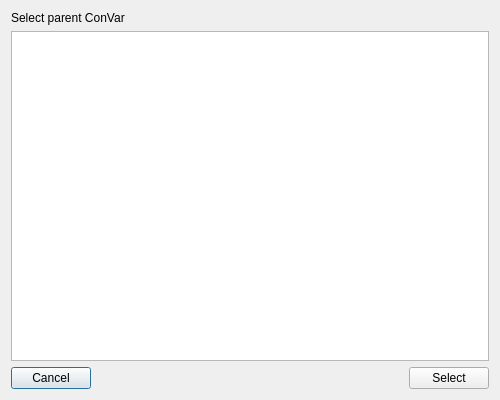
First picture: the form in ui/configconvardialog.ui, repository metootem/TF2-Dedicated-Server-Manager, before the edit.
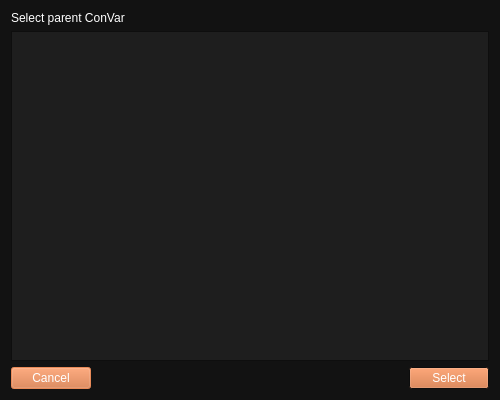
Second picture: the form after the edit. Icons and pictures are not drawn.

Commit message: Added app icon and main palette to widgets

Patch:
```diff
--- a/ui/configconvardialog.ui
+++ b/ui/configconvardialog.ui
@@ -10,6 +10,331 @@
     <height>400</height>
    </rect>
   </property>
+  <property name="palette">
+   <palette>
+    <active>
+     <colorrole role="WindowText">
+      <brush brushstyle="SolidPattern">
+       <color alpha="255">
+        <red>255</red>
+        <green>255</green>
+        <blue>255</blue>
+       </color>
+      </brush>
+     </colorrole>
+     <colorrole role="Button">
+      <brush brushstyle="SolidPattern">
+       <color alpha="255">
+        <red>207</red>
+        <green>106</green>
+        <blue>50</blue>
+       </color>
+      </brush>
+     </colorrole>
+     <colorrole role="Dark">
+      <brush brushstyle="SolidPattern">
+       <color alpha="255">
+        <red>92</red>
+        <green>92</green>
+        <blue>92</blue>
+       </color>
+      </brush>
+     </colorrole>
+     <colorrole role="Mid">
+      <brush brushstyle="SolidPattern">
+       <color alpha="255">
+        <red>127</red>
+        <green>127</green>
+        <blue>127</blue>
+       </color>
+      </brush>
+     </colorrole>
+     <colorrole role="Text">
+      <brush brushstyle="SolidPattern">
+       <color alpha="255">
+        <red>255</red>
+        <green>255</green>
+        <blue>255</blue>
+       </color>
+      </brush>
+     </colorrole>
+     <colorrole role="ButtonText">
+      <brush brushstyle="SolidPattern">
+       <color alpha="255">
+        <red>255</red>
+        <green>255</green>
+        <blue>255</blue>
+       </color>
+      </brush>
+     </colorrole>
+     <colorrole role="Base">
+      <brush brushstyle="SolidPattern">
+       <color alpha="255">
+        <red>30</red>
+        <green>30</green>
+        <blue>30</blue>
+       </color>
+      </brush>
+     </colorrole>
+     <colorrole role="Window">
+      <brush brushstyle="SolidPattern">
+       <color alpha="255">
+        <red>18</red>
+        <green>18</green>
+        <blue>18</blue>
+       </color>
+      </brush>
+     </colorrole>
+     <colorrole role="Highlight">
+      <brush brushstyle="SolidPattern">
+       <color alpha="255">
+        <red>207</red>
+        <green>106</green>
+        <blue>50</blue>
+       </color>
+      </brush>
+     </colorrole>
+     <colorrole role="LinkVisited">
+      <brush brushstyle="SolidPattern">
+       <color alpha="255">
+        <red>255</red>
+        <green>158</green>
+        <blue>105</blue>
+       </color>
+      </brush>
+     </colorrole>
+     <colorrole role="AlternateBase">
+      <brush brushstyle="SolidPattern">
+       <color alpha="255">
+        <red>45</red>
+        <green>45</green>
+        <blue>45</blue>
+       </color>
+      </brush>
+     </colorrole>
+     <colorrole role="ToolTipBase">
+      <brush brushstyle="SolidPattern">
+       <color alpha="255">
+        <red>97</red>
+        <green>97</green>
+        <blue>97</blue>
+       </color>
+      </brush>
+     </colorrole>
+    </active>
+    <inactive>
+     <colorrole role="WindowText">
+      <brush brushstyle="SolidPattern">
+       <color alpha="255">
+        <red>255</red>
+        <green>255</green>
+        <blue>255</blue>
+       </color>
+      </brush>
+     </colorrole>
+     <colorrole role="Button">
+      <brush brushstyle="SolidPattern">
+       <color alpha="255">
+        <red>207</red>
+        <green>106</green>
+        <blue>50</blue>
+       </color>
+      </brush>
+     </colorrole>
+     <colorrole role="Dark">
+      <brush brushstyle="SolidPattern">
+       <color alpha="255">
+        <red>92</red>
+        <green>92</green>
+        <blue>92</blue>
+       </color>
+      </brush>
+     </colorrole>
+     <colorrole role="Mid">
+      <brush brushstyle="SolidPattern">
+       <color alpha="255">
+        <red>127</red>
+        <green>127</green>
+        <blue>127</blue>
+       </color>
+      </brush>
+     </colorrole>
+     <colorrole role="Text">
+      <brush brushstyle="SolidPattern">
+       <color alpha="255">
+        <red>255</red>
+        <green>255</green>
+        <blue>255</blue>
+       </color>
+      </brush>
+     </colorrole>
+     <colorrole role="ButtonText">
+      <brush brushstyle="SolidPattern">
+       <color alpha="255">
+        <red>255</red>
+        <green>255</green>
+        <blue>255</blue>
+       </color>
+      </brush>
+     </colorrole>
+     <colorrole role="Base">
+      <brush brushstyle="SolidPattern">
+       <color alpha="255">
+        <red>30</red>
+        <green>30</green>
+        <blue>30</blue>
+       </color>
+      </brush>
+     </colorrole>
+     <colorrole role="Window">
+      <brush brushstyle="SolidPattern">
+       <color alpha="255">
+        <red>18</red>
+        <green>18</green>
+        <blue>18</blue>
+       </color>
+      </brush>
+     </colorrole>
+     <colorrole role="Highlight">
+      <brush brushstyle="SolidPattern">
+       <color alpha="255">
+        <red>207</red>
+        <green>106</green>
+        <blue>50</blue>
+       </color>
+      </brush>
+     </colorrole>
+     <colorrole role="LinkVisited">
+      <brush brushstyle="SolidPattern">
+       <color alpha="255">
+        <red>255</red>
+        <green>158</green>
+        <blue>105</blue>
+       </color>
+      </brush>
+     </colorrole>
+     <colorrole role="AlternateBase">
+      <brush brushstyle="SolidPattern">
+       <color alpha="255">
+        <red>45</red>
+        <green>45</green>
+        <blue>45</blue>
+       </color>
+      </brush>
+     </colorrole>
+     <colorrole role="ToolTipBase">
+      <brush brushstyle="SolidPattern">
+       <color alpha="255">
+        <red>97</red>
+        <green>97</green>
+        <blue>97</blue>
+       </color>
+      </brush>
+     </colorrole>
+    </inactive>
+    <disabled>
+     <colorrole role="WindowText">
+      <brush brushstyle="SolidPattern">
+       <color alpha="255">
+        <red>92</red>
+        <green>92</green>
+        <blue>92</blue>
+       </color>
+      </brush>
+     </colorrole>
+     <colorrole role="Button">
+      <brush brushstyle="SolidPattern">
+       <color alpha="255">
+        <red>207</red>
+        <green>106</green>
+        <blue>50</blue>
+       </color>
+      </brush>
+     </colorrole>
+     <colorrole role="Dark">
+      <brush brushstyle="SolidPattern">
+       <color alpha="255">
+        <red>92</red>
+        <green>92</green>
+        <blue>92</blue>
+       </color>
+      </brush>
+     </colorrole>
+     <colorrole role="Mid">
+      <brush brushstyle="SolidPattern">
+       <color alpha="255">
+        <red>127</red>
+        <green>127</green>
+        <blue>127</blue>
+       </color>
+      </brush>
+     </colorrole>
+     <colorrole role="Text">
+      <brush brushstyle="SolidPattern">
+       <color alpha="255">
+        <red>92</red>
+        <green>92</green>
+        <blue>92</blue>
+       </color>
+      </brush>
+     </colorrole>
+     <colorrole role="ButtonText">
+      <brush brushstyle="SolidPattern">
+       <color alpha="255">
+        <red>92</red>
+        <green>92</green>
+        <blue>92</blue>
+       </color>
+      </brush>
+     </colorrole>
+     <colorrole role="Base">
+      <brush brushstyle="SolidPattern">
+       <color alpha="255">
+        <red>18</red>
+        <green>18</green>
+        <blue>18</blue>
+       </color>
+      </brush>
+     </colorrole>
+     <colorrole role="Window">
+      <brush brushstyle="SolidPattern">
+       <color alpha="255">
+        <red>18</red>
+        <green>18</green>
+        <blue>18</blue>
+       </color>
+      </brush>
+     </colorrole>
+     <colorrole role="LinkVisited">
+      <brush brushstyle="SolidPattern">
+       <color alpha="255">
+        <red>255</red>
+        <green>158</green>
+        <blue>105</blue>
+       </color>
+      </brush>
+     </colorrole>
+     <colorrole role="AlternateBase">
+      <brush brushstyle="SolidPattern">
+       <color alpha="255">
+        <red>45</red>
+        <green>45</green>
+        <blue>45</blue>
+       </color>
+      </brush>
+     </colorrole>
+     <colorrole role="ToolTipBase">
+      <brush brushstyle="SolidPattern">
+       <color alpha="255">
+        <red>97</red>
+        <green>97</green>
+        <blue>97</blue>
+       </color>
+      </brush>
+     </colorrole>
+    </disabled>
+   </palette>
+  </property>
   <property name="windowTitle">
    <string>Dialog</string>
   </property>
@@ -20,13 +345,664 @@
   <layout class="QVBoxLayout" name="verticalLayout">
    <item>
     <widget class="QLabel" name="label">
+     <property name="palette">
+      <palette>
+       <active>
+        <colorrole role="WindowText">
+         <brush brushstyle="SolidPattern">
+          <color alpha="255">
+           <red>255</red>
+           <green>255</green>
+           <blue>255</blue>
+          </color>
+         </brush>
+        </colorrole>
+        <colorrole role="Button">
+         <brush brushstyle="SolidPattern">
+          <color alpha="255">
+           <red>207</red>
+           <green>106</green>
+           <blue>50</blue>
+          </color>
+         </brush>
+        </colorrole>
+        <colorrole role="Dark">
+         <brush brushstyle="SolidPattern">
+          <color alpha="255">
+           <red>92</red>
+           <green>92</green>
+           <blue>92</blue>
+          </color>
+         </brush>
+        </colorrole>
+        <colorrole role="Mid">
+         <brush brushstyle="SolidPattern">
+          <color alpha="255">
+           <red>127</red>
+           <green>127</green>
+           <blue>127</blue>
+          </color>
+         </brush>
+        </colorrole>
+        <colorrole role="Text">
+         <brush brushstyle="SolidPattern">
+          <color alpha="255">
+           <red>255</red>
+           <green>255</green>
+           <blue>255</blue>
+          </color>
+         </brush>
+        </colorrole>
+        <colorrole role="ButtonText">
+         <brush brushstyle="SolidPattern">
+          <color alpha="255">
+           <red>255</red>
+           <green>255</green>
+           <blue>255</blue>
+          </color>
+         </brush>
+        </colorrole>
+        <colorrole role="Base">
+         <brush brushstyle="SolidPattern">
+          <color alpha="255">
+           <red>30</red>
+           <green>30</green>
+           <blue>30</blue>
+          </color>
+         </brush>
+        </colorrole>
+        <colorrole role="Window">
+         <brush brushstyle="SolidPattern">
+          <color alpha="255">
+           <red>18</red>
+           <green>18</green>
+           <blue>18</blue>
+          </color>
+         </brush>
+        </colorrole>
+        <colorrole role="Highlight">
+         <brush brushstyle="SolidPattern">
+          <color alpha="255">
+           <red>207</red>
+           <green>106</green>
+           <blue>50</blue>
+          </color>
+         </brush>
+        </colorrole>
+        <colorrole role="LinkVisited">
+         <brush brushstyle="SolidPattern">
+          <color alpha="255">
+           <red>255</red>
+           <green>158</green>
+           <blue>105</blue>
+          </color>
+         </brush>
+        </colorrole>
+        <colorrole role="AlternateBase">
+         <brush brushstyle="SolidPattern">
+          <color alpha="255">
+           <red>45</red>
+           <green>45</green>
+           <blue>45</blue>
+          </color>
+         </brush>
+        </colorrole>
+        <colorrole role="ToolTipBase">
+         <brush brushstyle="SolidPattern">
+          <color alpha="255">
+           <red>97</red>
+           <green>97</green>
+           <blue>97</blue>
+          </color>
+         </brush>
+        </colorrole>
+       </active>
+       <inactive>
+        <colorrole role="WindowText">
+         <brush brushstyle="SolidPattern">
+          <color alpha="255">
+           <red>255</red>
+           <green>255</green>
+           <blue>255</blue>
+          </color>
+         </brush>
+        </colorrole>
+        <colorrole role="Button">
+         <brush brushstyle="SolidPattern">
+          <color alpha="255">
+           <red>207</red>
+           <green>106</green>
+           <blue>50</blue>
+          </color>
+         </brush>
+        </colorrole>
+        <colorrole role="Dark">
+         <brush brushstyle="SolidPattern">
+          <color alpha="255">
+           <red>92</red>
+           <green>92</green>
+           <blue>92</blue>
+          </color>
+         </brush>
+        </colorrole>
+        <colorrole role="Mid">
+         <brush brushstyle="SolidPattern">
+          <color alpha="255">
+           <red>127</red>
+           <green>127</green>
+           <blue>127</blue>
+          </color>
+         </brush>
+        </colorrole>
+        <colorrole role="Text">
+         <brush brushstyle="SolidPattern">
+          <color alpha="255">
+           <red>255</red>
+           <green>255</green>
+           <blue>255</blue>
+          </color>
+         </brush>
+        </colorrole>
+        <colorrole role="ButtonText">
+         <brush brushstyle="SolidPattern">
+          <color alpha="255">
+           <red>255</red>
+           <green>255</green>
+           <blue>255</blue>
+          </color>
+         </brush>
+        </colorrole>
+        <colorrole role="Base">
+         <brush brushstyle="SolidPattern">
+          <color alpha="255">
+           <red>30</red>
+           <green>30</green>
+           <blue>30</blue>
+          </color>
+         </brush>
+        </colorrole>
+        <colorrole role="Window">
+         <brush brushstyle="SolidPattern">
+          <color alpha="255">
+           <red>18</red>
+           <green>18</green>
+           <blue>18</blue>
+          </color>
+         </brush>
+        </colorrole>
+        <colorrole role="Highlight">
+         <brush brushstyle="SolidPattern">
+          <color alpha="255">
+           <red>207</red>
+           <green>106</green>
+           <blue>50</blue>
+          </color>
+         </brush>
+        </colorrole>
+        <colorrole role="LinkVisited">
+         <brush brushstyle="SolidPattern">
+          <color alpha="255">
+           <red>255</red>
+           <green>158</green>
+           <blue>105</blue>
+          </color>
+         </brush>
+        </colorrole>
+        <colorrole role="AlternateBase">
+         <brush brushstyle="SolidPattern">
+          <color alpha="255">
+           <red>45</red>
+           <green>45</green>
+           <blue>45</blue>
+          </color>
+         </brush>
+        </colorrole>
+        <colorrole role="ToolTipBase">
+         <brush brushstyle="SolidPattern">
+          <color alpha="255">
+           <red>97</red>
+           <green>97</green>
+           <blue>97</blue>
+          </color>
+         </brush>
+        </colorrole>
+       </inactive>
+       <disabled>
+        <colorrole role="WindowText">
+         <brush brushstyle="SolidPattern">
+          <color alpha="255">
+           <red>92</red>
+           <green>92</green>
+           <blue>92</blue>
+          </color>
+         </brush>
+        </colorrole>
+        <colorrole role="Button">
+         <brush brushstyle="SolidPattern">
+          <color alpha="255">
+           <red>207</red>
+           <green>106</green>
+           <blue>50</blue>
+          </color>
+         </brush>
+        </colorrole>
+        <colorrole role="Dark">
+         <brush brushstyle="SolidPattern">
+          <color alpha="255">
+           <red>92</red>
+           <green>92</green>
+           <blue>92</blue>
+          </color>
+         </brush>
+        </colorrole>
+        <colorrole role="Mid">
+         <brush brushstyle="SolidPattern">
+          <color alpha="255">
+           <red>127</red>
+           <green>127</green>
+           <blue>127</blue>
+          </color>
+         </brush>
+        </colorrole>
+        <colorrole role="Text">
+         <brush brushstyle="SolidPattern">
+          <color alpha="255">
+           <red>92</red>
+           <green>92</green>
+           <blue>92</blue>
+          </color>
+         </brush>
+        </colorrole>
+        <colorrole role="ButtonText">
+         <brush brushstyle="SolidPattern">
+          <color alpha="255">
+           <red>92</red>
+           <green>92</green>
+           <blue>92</blue>
+          </color>
+         </brush>
+        </colorrole>
+        <colorrole role="Base">
+         <brush brushstyle="SolidPattern">
+          <color alpha="255">
+           <red>18</red>
+           <green>18</green>
+           <blue>18</blue>
+          </color>
+         </brush>
+        </colorrole>
+        <colorrole role="Window">
+         <brush brushstyle="SolidPattern">
+          <color alpha="255">
+           <red>18</red>
+           <green>18</green>
+           <blue>18</blue>
+          </color>
+         </brush>
+        </colorrole>
+        <colorrole role="LinkVisited">
+         <brush brushstyle="SolidPattern">
+          <color alpha="255">
+           <red>255</red>
+           <green>158</green>
+           <blue>105</blue>
+          </color>
+         </brush>
+        </colorrole>
+        <colorrole role="AlternateBase">
+         <brush brushstyle="SolidPattern">
+          <color alpha="255">
+           <red>45</red>
+           <green>45</green>
+           <blue>45</blue>
+          </color>
+         </brush>
+        </colorrole>
+        <colorrole role="ToolTipBase">
+         <brush brushstyle="SolidPattern">
+          <color alpha="255">
+           <red>97</red>
+           <green>97</green>
+           <blue>97</blue>
+          </color>
+         </brush>
+        </colorrole>
+       </disabled>
+      </palette>
+     </property>
      <property name="text">
       <string>Select parent ConVar</string>
      </property>
     </widget>
    </item>
    <item>
-    <widget class="QListWidget" name="listParentConVars"/>
+    <widget class="QListWidget" name="listParentConVars">
+     <property name="palette">
+      <palette>
+       <active>
+        <colorrole role="WindowText">
+         <brush brushstyle="SolidPattern">
+          <color alpha="255">
+           <red>255</red>
+           <green>255</green>
+           <blue>255</blue>
+          </color>
+         </brush>
+        </colorrole>
+        <colorrole role="Button">
+         <brush brushstyle="SolidPattern">
+          <color alpha="255">
+           <red>207</red>
+           <green>106</green>
+           <blue>50</blue>
+          </color>
+         </brush>
+        </colorrole>
+        <colorrole role="Dark">
+         <brush brushstyle="SolidPattern">
+          <color alpha="255">
+           <red>92</red>
+           <green>92</green>
+           <blue>92</blue>
+          </color>
+         </brush>
+        </colorrole>
+        <colorrole role="Mid">
+         <brush brushstyle="SolidPattern">
+          <color alpha="255">
+           <red>127</red>
+           <green>127</green>
+           <blue>127</blue>
+          </color>
+         </brush>
+        </colorrole>
+        <colorrole role="Text">
+         <brush brushstyle="SolidPattern">
+          <color alpha="255">
+           <red>255</red>
+           <green>255</green>
+           <blue>255</blue>
+          </color>
+         </brush>
+        </colorrole>
+        <colorrole role="ButtonText">
+         <brush brushstyle="SolidPattern">
+          <color alpha="255">
+           <red>255</red>
+           <green>255</green>
+           <blue>255</blue>
+          </color>
+         </brush>
+        </colorrole>
+        <colorrole role="Base">
+         <brush brushstyle="SolidPattern">
+          <color alpha="255">
+           <red>30</red>
+           <green>30</green>
+           <blue>30</blue>
+          </color>
+         </brush>
+        </colorrole>
+        <colorrole role="Window">
+         <brush brushstyle="SolidPattern">
+          <color alpha="255">
+           <red>18</red>
+           <green>18</green>
+           <blue>18</blue>
+          </color>
+         </brush>
+        </colorrole>
+        <colorrole role="Highlight">
+         <brush brushstyle="SolidPattern">
+          <color alpha="255">
+           <red>207</red>
+           <green>106</green>
+           <blue>50</blue>
+          </color>
+         </brush>
+        </colorrole>
+        <colorrole role="LinkVisited">
+         <brush brushstyle="SolidPattern">
+          <color alpha="255">
+           <red>255</red>
+           <green>158</green>
+           <blue>105</blue>
+          </color>
+         </brush>
+        </colorrole>
+        <colorrole role="AlternateBase">
+         <brush brushstyle="SolidPattern">
+          <color alpha="255">
+           <red>45</red>
+           <green>45</green>
+           <blue>45</blue>
+          </color>
+         </brush>
+        </colorrole>
+        <colorrole role="ToolTipBase">
+         <brush brushstyle="SolidPattern">
+          <color alpha="255">
+           <red>97</red>
+           <green>97</green>
+           <blue>97</blue>
+          </color>
+         </brush>
+        </colorrole>
+       </active>
+       <inactive>
+        <colorrole role="WindowText">
+         <brush brushstyle="SolidPattern">
+          <color alpha="255">
+           <red>255</red>
+           <green>255</green>
+           <blue>255</blue>
+          </color>
+         </brush>
+        </colorrole>
+        <colorrole role="Button">
+         <brush brushstyle="SolidPattern">
+          <color alpha="255">
+           <red>207</red>
+           <green>106</green>
+           <blue>50</blue>
+          </color>
+         </brush>
+        </colorrole>
+        <colorrole role="Dark">
+         <brush brushstyle="SolidPattern">
+          <color alpha="255">
+           <red>92</red>
+           <green>92</green>
+           <blue>92</blue>
+          </color>
+         </brush>
+        </colorrole>
+        <colorrole role="Mid">
+         <brush brushstyle="SolidPattern">
+          <color alpha="255">
+           <red>127</red>
+           <green>127</green>
+           <blue>127</blue>
+          </color>
+         </brush>
+        </colorrole>
+        <colorrole role="Text">
+         <brush brushstyle="SolidPattern">
+          <color alpha="255">
+           <red>255</red>
+           <green>255</green>
+           <blue>255</blue>
+          </color>
+         </brush>
+        </colorrole>
+        <colorrole role="ButtonText">
+         <brush brushstyle="SolidPattern">
+          <color alpha="255">
+           <red>255</red>
+           <green>255</green>
+           <blue>255</blue>
+          </color>
+         </brush>
+        </colorrole>
+        <colorrole role="Base">
+         <brush brushstyle="SolidPattern">
+          <color alpha="255">
+           <red>30</red>
+           <green>30</green>
+           <blue>30</blue>
+          </color>
+         </brush>
+        </colorrole>
+        <colorrole role="Window">
+         <brush brushstyle="SolidPattern">
+          <color alpha="255">
+           <red>18</red>
+           <green>18</green>
+           <blue>18</blue>
+          </color>
+         </brush>
+        </colorrole>
+        <colorrole role="Highlight">
+         <brush brushstyle="SolidPattern">
+          <color alpha="255">
+           <red>207</red>
+           <green>106</green>
+           <blue>50</blue>
+          </color>
+         </brush>
+        </colorrole>
+        <colorrole role="LinkVisited">
+         <brush brushstyle="SolidPattern">
+          <color alpha="255">
+           <red>255</red>
+           <green>158</green>
+           <blue>105</blue>
+          </color>
+         </brush>
+        </colorrole>
+        <colorrole role="AlternateBase">
+         <brush brushstyle="SolidPattern">
+          <color alpha="255">
+           <red>45</red>
+           <green>45</green>
+           <blue>45</blue>
+          </color>
+         </brush>
+        </colorrole>
+        <colorrole role="ToolTipBase">
+         <brush brushstyle="SolidPattern">
+          <color alpha="255">
+           <red>97</red>
+           <green>97</green>
+           <blue>97</blue>
+          </color>
+         </brush>
+        </colorrole>
+       </inactive>
+       <disabled>
+        <colorrole role="WindowText">
+         <brush brushstyle="SolidPattern">
+          <color alpha="255">
+           <red>92</red>
+           <green>92</green>
+           <blue>92</blue>
+          </color>
+         </brush>
+        </colorrole>
+        <colorrole role="Button">
+         <brush brushstyle="SolidPattern">
+          <color alpha="255">
+           <red>207</red>
+           <green>106</green>
+           <blue>50</blue>
+          </color>
+         </brush>
+        </colorrole>
+        <colorrole role="Dark">
+         <brush brushstyle="SolidPattern">
+          <color alpha="255">
+           <red>92</red>
+           <green>92</green>
+           <blue>92</blue>
+          </color>
+         </brush>
+        </colorrole>
+        <colorrole role="Mid">
+         <brush brushstyle="SolidPattern">
+          <color alpha="255">
+           <red>127</red>
+           <green>127</green>
+           <blue>127</blue>
+          </color>
+         </brush>
+        </colorrole>
+        <colorrole role="Text">
+         <brush brushstyle="SolidPattern">
+          <color alpha="255">
+           <red>92</red>
+           <green>92</green>
+           <blue>92</blue>
+          </color>
+         </brush>
+        </colorrole>
+        <colorrole role="ButtonText">
+         <brush brushstyle="SolidPattern">
+          <color alpha="255">
+           <red>92</red>
+           <green>92</green>
+           <blue>92</blue>
+          </color>
+         </brush>
+        </colorrole>
+        <colorrole role="Base">
+         <brush brushstyle="SolidPattern">
+          <color alpha="255">
+           <red>18</red>
+           <green>18</green>
+           <blue>18</blue>
+          </color>
+         </brush>
+        </colorrole>
+        <colorrole role="Window">
+         <brush brushstyle="SolidPattern">
+          <color alpha="255">
+           <red>18</red>
+           <green>18</green>
+           <blue>18</blue>
+          </color>
+         </brush>
+        </colorrole>
+        <colorrole role="LinkVisited">
+         <brush brushstyle="SolidPattern">
+          <color alpha="255">
+           <red>255</red>
+           <green>158</green>
+           <blue>105</blue>
+          </color>
+         </brush>
+        </colorrole>
+        <colorrole role="AlternateBase">
+         <brush brushstyle="SolidPattern">
+          <color alpha="255">
+           <red>45</red>
+           <green>45</green>
+           <blue>45</blue>
+          </color>
+         </brush>
+        </colorrole>
+        <colorrole role="ToolTipBase">
+         <brush brushstyle="SolidPattern">
+          <color alpha="255">
+           <red>97</red>
+           <green>97</green>
+           <blue>97</blue>
+          </color>
+         </brush>
+        </colorrole>
+       </disabled>
+      </palette>
+     </property>
+    </widget>
    </item>
    <item>
     <layout class="QHBoxLayout" name="horizontalLayout">
```
The commit also changes 14 other files.
